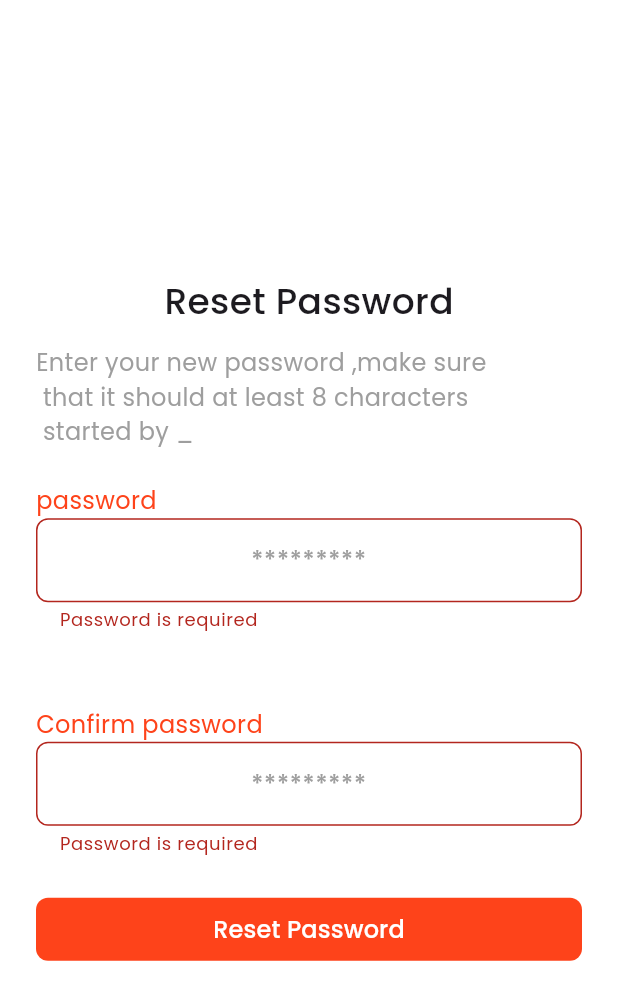
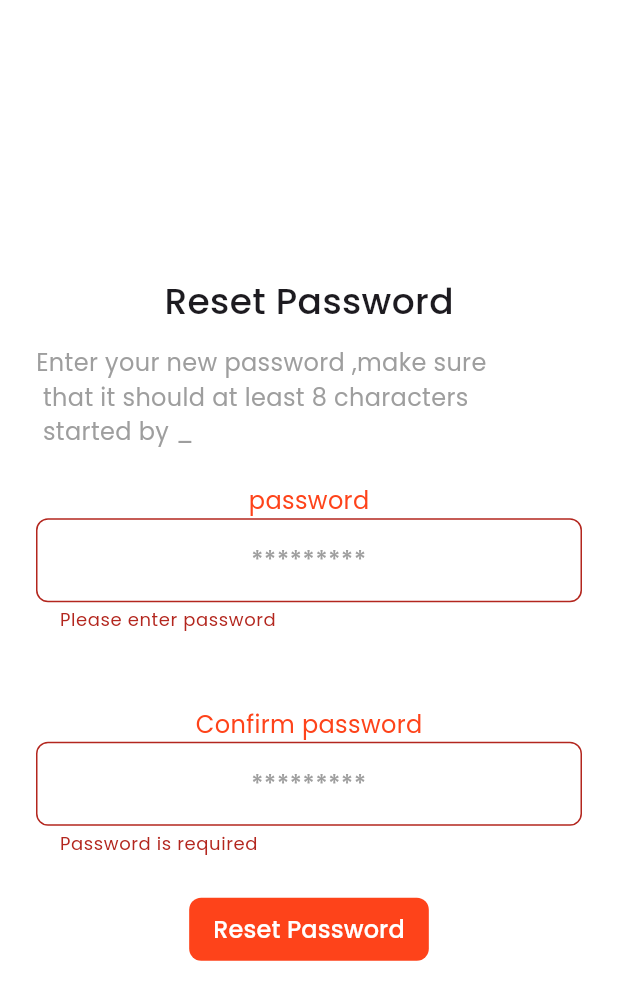
Before and after one commit to mahmoudsaber11/Store_Ify, a Flutter app: the ResetPasswordView screen opened by its route, after a tap on "Reset Password", on a phone screen of 412 x 824 dp. Shown: the top 1000 px of the screen. Run offline on Flutter 3.47's test engine with Material 2 defaults, Android fonts, the phone set to English and light mode, and no system bars; our stand-ins replace conditional_builder_null_safety, dartz, dio, firebase_auth, firebase_core, flutter_bloc and 7 more; accounts and stored records are empty.

Commit message:
refactor reset password form

```diff
--- a/lib/config/routes/app_routes.dart
+++ b/lib/config/routes/app_routes.dart
@@ -20,7 +20,8 @@ class AppRoutes {
   static Route<dynamic>? onGenerateRoute(RouteSettings routeSettings) {
     switch (routeSettings.name) {
       case Routes.initialRoute:
-        return MaterialPageRoute(builder: (context) => const SplashView());
+        return MaterialPageRoute(
+            builder: (context) => const ResetPasswordView());
 
       case Routes.onBoardingViewRoute:
         return MaterialPageRoute(
@@ -54,10 +55,10 @@ class AppRoutes {
           ),
         );
 
-      case Routes.resetPasswordViewRoute:
-        return MaterialPageRoute(
-          builder: (context) => const ResetPasswordView(),
-        );
+      // case Routes.resetPasswordViewRoute:
+      //   return MaterialPageRoute(
+      //     builder: (context) => const ResetPasswordView(),
+      //   );
 
       case Routes.verificationViewRoute:
         return MaterialPageRoute(
--- a/lib/core/utils/app_assets.dart
+++ b/lib/core/utils/app_assets.dart
@@ -40,4 +40,7 @@ abstract class AppAssets {
   /// Assets for imagesTwitter
   /// assets/images/twitter.png
   static const String imagesTwitter = "assets/images/twitter.png";
+
+  static const String successResetPassword =
+      "assets/icons/icon-park_correct.png";
 }
--- a/lib/features/auth/forget_password/presentation/widgets/forget_password_view_body.dart
+++ b/lib/features/auth/forget_password/presentation/widgets/forget_password_view_body.dart
@@ -7,7 +7,6 @@ import 'package:store_ify/core/helpers/helper.dart';
 import 'package:store_ify/core/utils/app_navigator.dart';
 import 'package:store_ify/core/utils/app_text_styles.dart';
 import 'package:store_ify/core/utils/functions/show_toast.dart';
-import 'package:store_ify/core/utils/service_locator.dart';
 
 import 'package:store_ify/core/widgets/custom_general_button.dart';
 import 'package:store_ify/core/widgets/custom_text_field.dart';
--- /dev/null
+++ b/lib/features/auth/reset_password/widgets/reset_password_form.dart
@@ -0,0 +1,102 @@
+import 'package:flutter/material.dart';
+import 'package:store_ify/core/helpers/helper.dart';
+import 'package:store_ify/core/utils/app_assets.dart';
+import 'package:store_ify/core/utils/app_colors.dart';
+import 'package:store_ify/core/utils/app_text_styles.dart';
+import 'package:store_ify/core/widgets/custom_general_button.dart';
+import 'package:store_ify/core/widgets/custom_text_field.dart';
+
+class ResetPasswordForm extends StatefulWidget {
+  const ResetPasswordForm({
+    super.key,
+  });
+
+  @override
+  State<ResetPasswordForm> createState() => _ResetPasswordFormState();
+}
+
+class _ResetPasswordFormState extends State<ResetPasswordForm> {
+  var passwordController = TextEditingController();
+  var confirmController = TextEditingController();
+  var formKey = GlobalKey<FormState>();
+  String password = '';
+  // ignore: unused_local_variable
+  String confirmPassword = '';
+
+  @override
+  void dispose() {
+    super.dispose();
+    _disposeController();
+  }
+
+  void _disposeController() {
+    passwordController.dispose();
+    confirmController.dispose();
+  }
+
+  @override
+  Widget build(BuildContext context) {
+    return Form(
+      key: formKey,
+      child: Column(
+        children: [
+          Text(
+            "password",
+            style: AppTextStyles.textStyle16Regular
+                .copyWith(color: AppColors.primaryColor),
+          ),
+          CustomTextField(
+            isPassword: true,
+            onChange: (value) {
+              password = value;
+            },
+            validate: (value) => Helper.validatePasswordField(value),
+            controller: passwordController,
+            inputType: TextInputType.visiblePassword,
+            hintText: '*********',
+          ),
+          const SizedBox(
+            height: 50,
+          ),
+          Text(
+            "Confirm password",
+            style: AppTextStyles.textStyle16Regular.copyWith(
+              color: AppColors.primaryColor,
+            ),
+          ),
+          CustomTextField(
+            isPassword: true,
+            onChange: (value) {
+              confirmPassword = value;
+            },
+            validate: (value) =>
+                Helper.validateConfirmPasswordField(value, password),
+            controller: confirmController,
+            inputType: TextInputType.visiblePassword,
+            hintText: '*********',
+          ),
+          const SizedBox(
+            height: 28,
+          ),
+          CustomGeneralButton(
+              text: 'Reset Password',
+              onPressed: () async {
+                if (formKey.currentState!.validate()) {
+                  await showDialog(
+                      context: context,
+                      builder: (context) {
+                        return AlertDialog(
+                          content: Column(
+                            children: [
+                              Image.asset(AppAssets.successResetPassword),
+                            ],
+                          ),
+                        );
+                      });
+                }
+              }),
+        ],
+      ),
+    );
+  }
+}
--- a/lib/features/auth/reset_password/widgets/reset_password_view_body.dart
+++ b/lib/features/auth/reset_password/widgets/reset_password_view_body.dart
@@ -1,23 +1,13 @@
 import 'package:flutter/material.dart';
-import 'package:store_ify/core/utils/app_colors.dart';
 import 'package:store_ify/core/utils/app_text_styles.dart';
-import 'package:store_ify/core/widgets/custom_general_button.dart';
-import 'package:store_ify/core/widgets/custom_text_field.dart';
+import 'package:store_ify/features/auth/reset_password/widgets/reset_password_form.dart';
 
 class ResetPasswordViewBody extends StatelessWidget {
   const ResetPasswordViewBody({super.key});
 
   @override
   Widget build(BuildContext context) {
-    var passwordController = TextEditingController();
-    var confirmController = TextEditingController();
-    var formKey = GlobalKey<FormState>();
-    String password = '';
-    // ignore: unused_local_variable
-    String confirmPassword = '';
-    return Form(
-      key: formKey,
-      child: Padding(
+    return Padding(
       padding: const EdgeInsets.all(24),
       child: Column(
         mainAxisAlignment: MainAxisAlignment.center,
@@ -41,68 +31,8 @@ class ResetPasswordViewBody extends StatelessWidget {
           const SizedBox(
             height: 23,
           ),
-            Text(
-              "password",
-              style: AppTextStyles.textStyle16Regular
-                  .copyWith(color: AppColors.primaryColor),
-            ),
-            CustomTextField(
-              isPassword: true,
-              onChange: (value) {
-                password = value;
-              },
-              validate: (value) {
-                var passNonNullValue = value ?? "";
-                if (passNonNullValue.isEmpty) {
-                  return ("Password is required");
-                } else if (passNonNullValue.length < 8) {
-                  return ("Password Must be more than 5 characters");
-                }
-                return null;
-              },
-              controller: passwordController,
-              inputType: TextInputType.visiblePassword,
-              hintText: '*********',
-            ),
-            const SizedBox(
-              height: 50,
-            ),
-            Text(
-              "Confirm password",
-              style: AppTextStyles.textStyle16Regular.copyWith(
-                color: AppColors.primaryColor,
-              ),
-            ),
-            CustomTextField(
-              isPassword: true,
-              onChange: (value) {
-                confirmPassword = value;
-              },
-              validate: (value) {
-                var passNonNullValue = value ?? "";
-                if (passNonNullValue.isEmpty) {
-                  return ("Password is required");
-                } else if (passNonNullValue.length < 6) {
-                  return ("Password Must be more than 5 characters");
-                } else if (value != password) {
-                  return 'Confirm password not matching';
-                }
-                return null;
-              },
-              controller: confirmController,
-              inputType: TextInputType.visiblePassword,
-              hintText: '*********',
-            ),
-            const SizedBox(
-              height: 28,
-            ),
-            CustomGeneralButton(
-                text: 'Reset Password',
-                onPressed: () {
-                  if (formKey.currentState!.validate()) {}
-                }),
+          const ResetPasswordForm(),
         ],
-        ),
       ),
     );
   }
--- a/lib/features/auth/verification/data/repositories/verification_repo_impl.dart
+++ b/lib/features/auth/verification/data/repositories/verification_repo_impl.dart
@@ -1,12 +1,9 @@
-import 'dart:convert';
-
 import 'package:dartz/dartz.dart';
 import 'package:dio/dio.dart';
 import 'package:store_ify/core/api/dio_consumer.dart';
 import 'package:store_ify/core/api/end_point.dart';
 import 'package:store_ify/core/errors/failures.dart';
 import 'package:store_ify/core/errors/server_failure.dart';
-import 'package:store_ify/core/models/user_model.dart';
 import 'package:store_ify/features/auth/verification/data/repositories/verification_repo.dart';
 
 class VerificationRepoImpl implements VerificationRepo {
--- a/lib/features/auth/verification/presentation/cubit/verification_state.dart
+++ b/lib/features/auth/verification/presentation/cubit/verification_state.dart
@@ -1,5 +1,3 @@
-import 'package:store_ify/core/models/user_model.dart';
-
 abstract class VerificationState {}
 
 class InitialCheckVerificationState extends VerificationState {}
--- a/lib/features/auth/verification/presentation/view/verification_view.dart
+++ b/lib/features/auth/verification/presentation/view/verification_view.dart
@@ -7,7 +7,6 @@ class VerificationView extends StatelessWidget {
   @override
   Widget build(BuildContext context) {
     return const Scaffold(
-      //   backgroundColor: Color(0xFFFFFFFF),
       body: VerificationViewBody(),
     );
   }
```
Also changed, not shown: assets/icons/icon-park_correct.png (added). Lines whose indentation alone changed are shown as unchanged.
